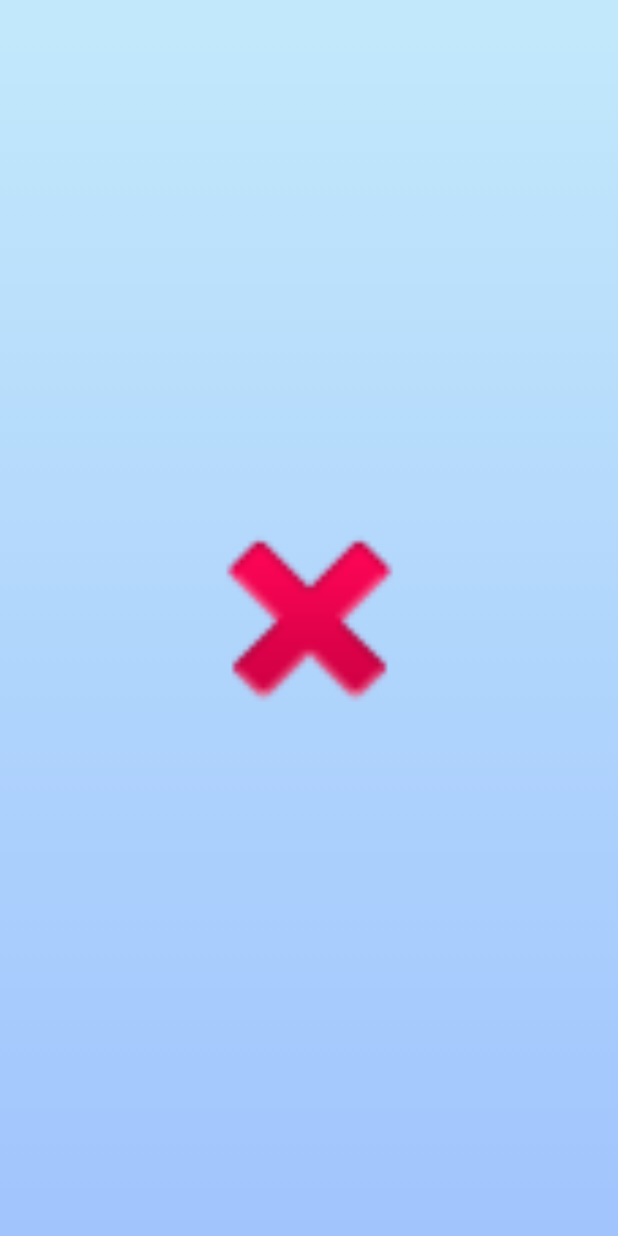
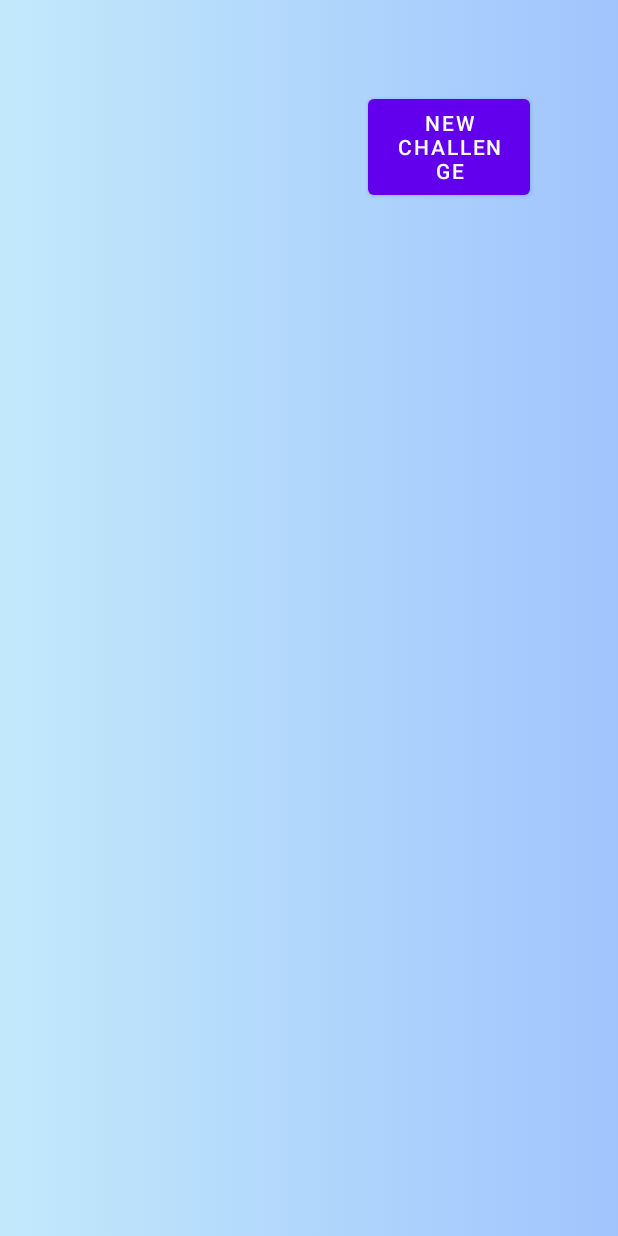
Before and after one commit to darsam44/Challenge, an Android app: the Main_Page screen opened directly, with no data from a screen before it, on a phone screen of 412 x 824 dp. Run offline under Robolectric (Android 15) with nearby library versions, the phone set to English and light mode, and no system bars.

Commit message:
new page new challenge

```diff
--- a/app/src/main/AndroidManifest.xml
+++ b/app/src/main/AndroidManifest.xml
@@ -9,7 +9,8 @@
         android:roundIcon="@mipmap/ic_launcher_round"
         android:supportsRtl="true"
         android:theme="@style/Theme.Challenge">
-        <activity android:name=".Acvtivities.Main_Page"></activity>
+        <activity android:name=".Acvtivities.new_challenge"></activity>
+        <activity android:name=".Acvtivities.Main_Page" />
         <activity android:name=".Acvtivities.Registar" />
         <activity android:name=".MainActivity">
             <intent-filter>
--- a/app/src/main/java/com/example/challenge/Acvtivities/Main_Page.java
+++ b/app/src/main/java/com/example/challenge/Acvtivities/Main_Page.java
@@ -2,15 +2,31 @@ package com.example.challenge.Acvtivities;
 
 import androidx.appcompat.app.AppCompatActivity;
 
+import android.content.Intent;
 import android.os.Bundle;
+import android.view.View;
+import android.widget.Button;
 
+import com.example.challenge.MainActivity;
 import com.example.challenge.R;
 
-public class Main_Page extends AppCompatActivity {
+public class Main_Page extends AppCompatActivity implements View.OnClickListener {
+    Button Chalege;
 
     @Override
     protected void onCreate(Bundle savedInstanceState) {
         super.onCreate(savedInstanceState);
         setContentView(R.layout.activity_main__page);
+
+        Chalege = (Button) findViewById(R.id.new_challenge);
+        Chalege.setOnClickListener(this);
+    }
+
+    @Override
+    public void onClick(View view) {
+    if ( view == Chalege){
+        Intent intent = new Intent(Main_Page.this, new_challenge.class);
+        startActivity(intent);
+    }
     }
 }
--- a/app/src/main/res/drawable/gradient_background.xml
+++ b/app/src/main/res/drawable/gradient_background.xml
@@ -2,7 +2,7 @@
 <selector xmlns:android="http://schemas.android.com/apk/res/android">
     <item>
         <shape>
-            <gradient android:angle="90" android:startColor="#a1c4fd" android:endColor="#c2e9fb" android:type="linear"/>
+            <gradient android:angle="180" android:startColor="#a1c4fd" android:endColor="#c2e9fb" android:type="linear"/>
         </shape>
 
     </item>
--- a/app/src/main/res/layout/activity_main__page.xml
+++ b/app/src/main/res/layout/activity_main__page.xml
@@ -16,5 +16,17 @@
         app:layout_constraintEnd_toEndOf="parent"
         app:layout_constraintStart_toStartOf="parent"
         app:layout_constraintTop_toTopOf="parent"
-        app:srcCompat="@android:drawable/ic_delete" />
+       />
+
+    <Button
+        android:id="@+id/new_challenge"
+        android:layout_width="108dp"
+        android:layout_height="76dp"
+        android:text="new challenge"
+        app:layout_constraintBottom_toBottomOf="parent"
+        app:layout_constraintEnd_toEndOf="parent"
+        app:layout_constraintHorizontal_bias="0.808"
+        app:layout_constraintStart_toStartOf="parent"
+        app:layout_constraintTop_toTopOf="parent"
+        app:layout_constraintVertical_bias="0.08" />
 </androidx.constraintlayout.widget.ConstraintLayout>
--- /dev/null
+++ b/settings.gradle
@@ -0,0 +1,2 @@
+include ':app'
+rootProject.name = "Challenge"
```
Also changed, not shown: app/src/main/java/com/example/challenge/Acvtivities/new_challenge.java (added, +16 -0 lines), app/src/main/res/layout/activity_new_challenge.xml (added, +11 -0 lines), build.gradle (added, +24 -0 lines), gradle.properties (added, +19 -0 lines), gradle/wrapper/gradle-wrapper.properties (added), 4 other files.
